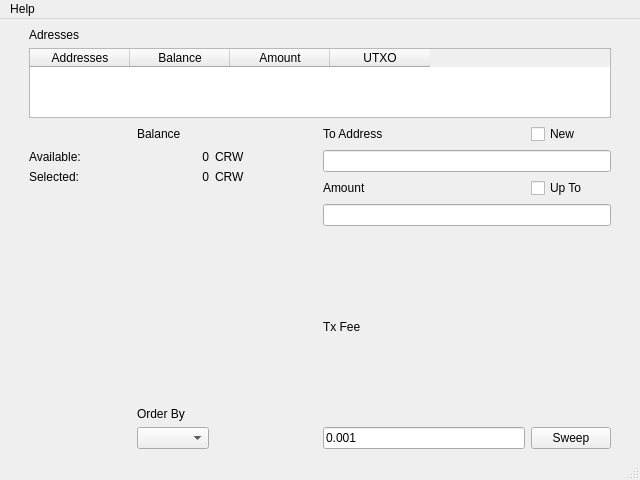
adrianhdez929/crw-sweeper, file UI/SweeperMainPage.ui: the form before one commit.
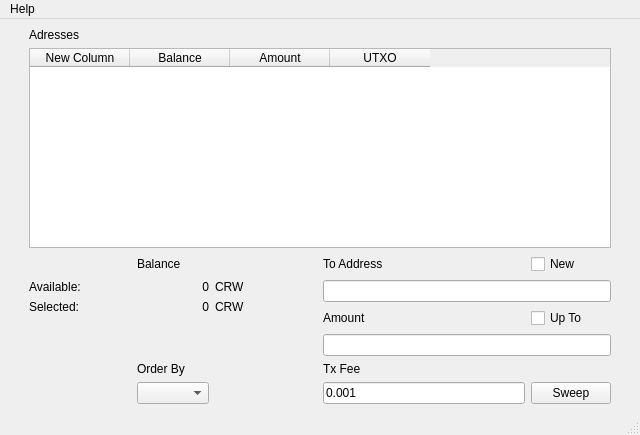
The form after the commit.

Commit message: Fixed right click dialog and table size

The edit to the form file:
```diff
--- a/UI/SweeperMainPage.ui
+++ b/UI/SweeperMainPage.ui
@@ -7,7 +7,7 @@
     <x>0</x>
     <y>0</y>
     <width>640</width>
-    <height>480</height>
+    <height>351</height>
    </rect>
   </property>
   <property name="sizePolicy">
@@ -43,8 +43,11 @@
           <verstretch>0</verstretch>
          </sizepolicy>
         </property>
-        <property name="columnCount">
-            <number>4</number>
+        <property name="minimumSize">
+         <size>
+          <width>300</width>
+          <height>200</height>
+         </size>
         </property>
         <property name="frameShape">
          <enum>QFrame::StyledPanel</enum>
@@ -78,7 +81,7 @@
         </property>
         <column>
          <property name="text">
-          <string>Addresses</string>
+          <string>New Column</string>
          </property>
         </column>
         <column>
```
The commit also changes 1 other file.
